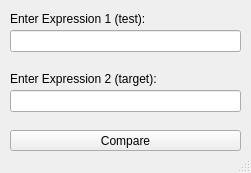
The window that checker/pyqt.ui (l-koehler/equality-checker-ui) describes before a commit, drawn with Qt 5.
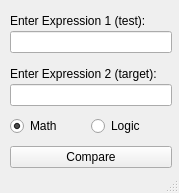
The same window after the commit.

Commit message: support logic checks

Diff of the .ui file:
```diff
--- a/checker/pyqt.ui
+++ b/checker/pyqt.ui
@@ -6,72 +6,124 @@
    <rect>
     <x>0</x>
     <y>0</y>
-    <width>251</width>
-    <height>173</height>
+    <width>179</width>
+    <height>193</height>
    </rect>
   </property>
   <property name="windowTitle">
    <string>Equality Checker</string>
   </property>
   <widget class="QWidget" name="centralwidget">
-   <widget class="QLineEdit" name="le_target">
-    <property name="geometry">
-     <rect>
-      <x>10</x>
-      <y>30</y>
-      <width>231</width>
-      <height>22</height>
-     </rect>
-    </property>
-   </widget>
-   <widget class="QLabel" name="lb_target">
+   <widget class="QWidget" name="verticalLayoutWidget">
     <property name="geometry">
      <rect>
       <x>10</x>
       <y>10</y>
-      <width>161</width>
-      <height>17</height>
+      <width>162</width>
+      <height>158</height>
      </rect>
     </property>
-    <property name="text">
-     <string>Enter Expression 1 (test):</string>
-    </property>
-   </widget>
-   <widget class="QLabel" name="lb_test">
-    <property name="geometry">
-     <rect>
-      <x>10</x>
-      <y>70</y>
-      <width>161</width>
-      <height>17</height>
-     </rect>
-    </property>
-    <property name="text">
-     <string>Enter Expression 2 (target):</string>
-    </property>
-   </widget>
-   <widget class="QLineEdit" name="le_test">
-    <property name="geometry">
-     <rect>
-      <x>10</x>
-      <y>90</y>
-      <width>231</width>
-      <height>22</height>
-     </rect>
-    </property>
-   </widget>
-   <widget class="QPushButton" name="btn_check">
-    <property name="geometry">
-     <rect>
-      <x>10</x>
-      <y>130</y>
-      <width>231</width>
-      <height>21</height>
-     </rect>
-    </property>
-    <property name="text">
-     <string>Compare</string>
-    </property>
+    <layout class="QVBoxLayout" name="main_vlayout">
+     <property name="spacing">
+      <number>0</number>
+     </property>
+     <item>
+      <widget class="QLabel" name="lb_target">
+       <property name="text">
+        <string>Enter Expression 1 (test):</string>
+       </property>
+      </widget>
+     </item>
+     <item>
+      <widget class="QLineEdit" name="le_target"/>
+     </item>
+     <item>
+      <spacer name="vsp_inp_ctl_3">
+       <property name="orientation">
+        <enum>Qt::Vertical</enum>
+       </property>
+       <property name="sizeType">
+        <enum>QSizePolicy::Fixed</enum>
+       </property>
+       <property name="sizeHint" stdset="0">
+        <size>
+         <width>20</width>
+         <height>10</height>
+        </size>
+       </property>
+      </spacer>
+     </item>
+     <item>
+      <widget class="QLabel" name="lb_test">
+       <property name="text">
+        <string>Enter Expression 2 (target):</string>
+       </property>
+      </widget>
+     </item>
+     <item>
+      <widget class="QLineEdit" name="le_test"/>
+     </item>
+     <item>
+      <spacer name="vsp_inp_ctl">
+       <property name="orientation">
+        <enum>Qt::Vertical</enum>
+       </property>
+       <property name="sizeType">
+        <enum>QSizePolicy::Fixed</enum>
+       </property>
+       <property name="sizeHint" stdset="0">
+        <size>
+         <width>20</width>
+         <height>10</height>
+        </size>
+       </property>
+      </spacer>
+     </item>
+     <item>
+      <layout class="QHBoxLayout" name="rb_layout">
+       <item>
+        <widget class="QRadioButton" name="rb_math">
+         <property name="text">
+          <string>Math</string>
+         </property>
+         <property name="checked">
+          <bool>true</bool>
+         </property>
+        </widget>
+       </item>
+       <item>
+        <widget class="QRadioButton" name="rb_logic">
+         <property name="text">
+          <string>Logic</string>
+         </property>
+        </widget>
+       </item>
+      </layout>
+     </item>
+     <item>
+      <spacer name="vsp_inp_ctl_2">
+       <property name="orientation">
+        <enum>Qt::Vertical</enum>
+       </property>
+       <property name="sizeType">
+        <enum>QSizePolicy::Fixed</enum>
+       </property>
+       <property name="sizeHint" stdset="0">
+        <size>
+         <width>20</width>
+         <height>10</height>
+        </size>
+       </property>
+      </spacer>
+     </item>
+     <item>
+      <widget class="QPushButton" name="btn_check">
+       <property name="text">
+        <string>Compare</string>
+       </property>
+      </widget>
+     </item>
+    </layout>
    </widget>
   </widget>
   <widget class="QStatusBar" name="statusbar"/>
```
The commit also changes 1 other file.
